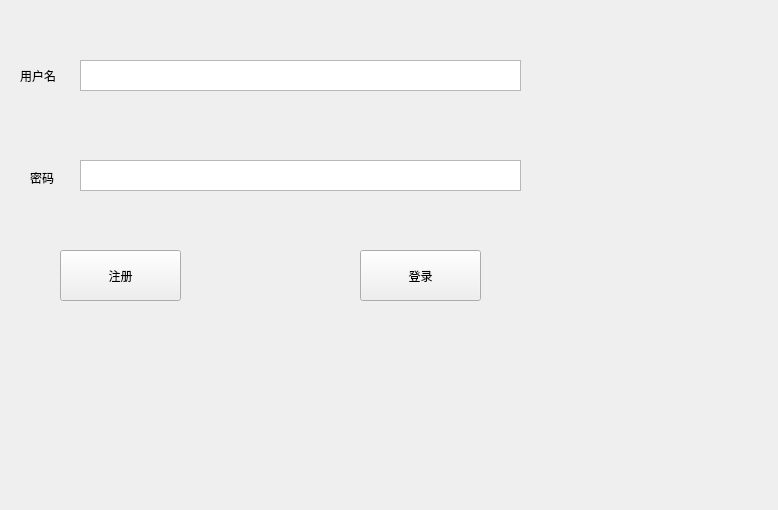
First picture: the form in widgetlog.ui, repository monikashimamura/Test, before the edit.
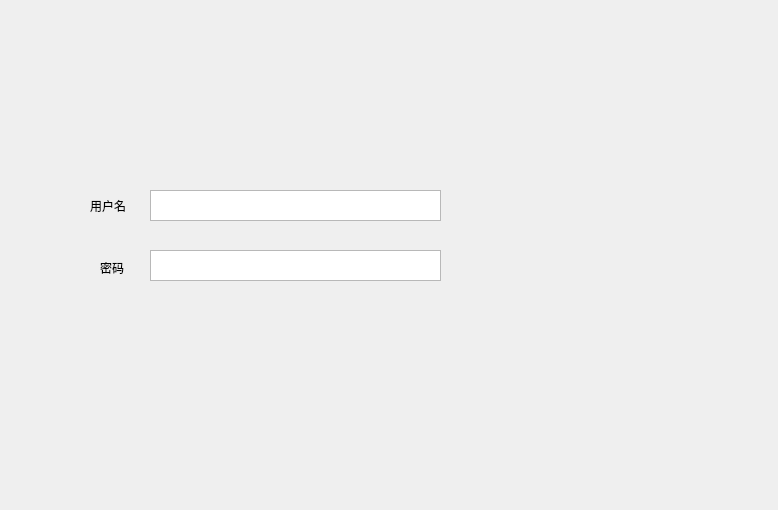
Second picture: the form after the edit.

Patch:
```diff
--- a/widgetlog.ui
+++ b/widgetlog.ui
@@ -16,8 +16,8 @@
   <widget class="QLabel" name="label">
    <property name="geometry">
     <rect>
-     <x>20</x>
-     <y>60</y>
+     <x>90</x>
+     <y>190</y>
      <width>121</width>
      <height>31</height>
     </rect>
@@ -29,8 +29,8 @@
   <widget class="QLabel" name="label_3">
    <property name="geometry">
     <rect>
-     <x>30</x>
-     <y>170</y>
+     <x>100</x>
+     <y>260</y>
      <width>72</width>
      <height>15</height>
     </rect>
@@ -42,9 +42,9 @@
   <widget class="QTextEdit" name="textEdit">
    <property name="geometry">
     <rect>
-     <x>80</x>
-     <y>60</y>
-     <width>441</width>
+     <x>150</x>
+     <y>190</y>
+     <width>291</width>
      <height>31</height>
     </rect>
    </property>
@@ -52,39 +52,13 @@
   <widget class="QTextEdit" name="textEdit_2">
    <property name="geometry">
     <rect>
-     <x>80</x>
-     <y>160</y>
-     <width>441</width>
+     <x>150</x>
+     <y>250</y>
+     <width>291</width>
      <height>31</height>
     </rect>
    </property>
   </widget>
-  <widget class="QPushButton" name="pushButton">
-   <property name="geometry">
-    <rect>
-     <x>60</x>
-     <y>250</y>
-     <width>121</width>
-     <height>51</height>
-    </rect>
-   </property>
-   <property name="text">
-    <string>注册</string>
-   </property>
-  </widget>
-  <widget class="QPushButton" name="pushButton_2">
-   <property name="geometry">
-    <rect>
-     <x>360</x>
-     <y>250</y>
-     <width>121</width>
-     <height>51</height>
-    </rect>
-   </property>
-   <property name="text">
-    <string>登录</string>
-   </property>
-  </widget>
  </widget>
  <resources/>
  <connections/>
```
